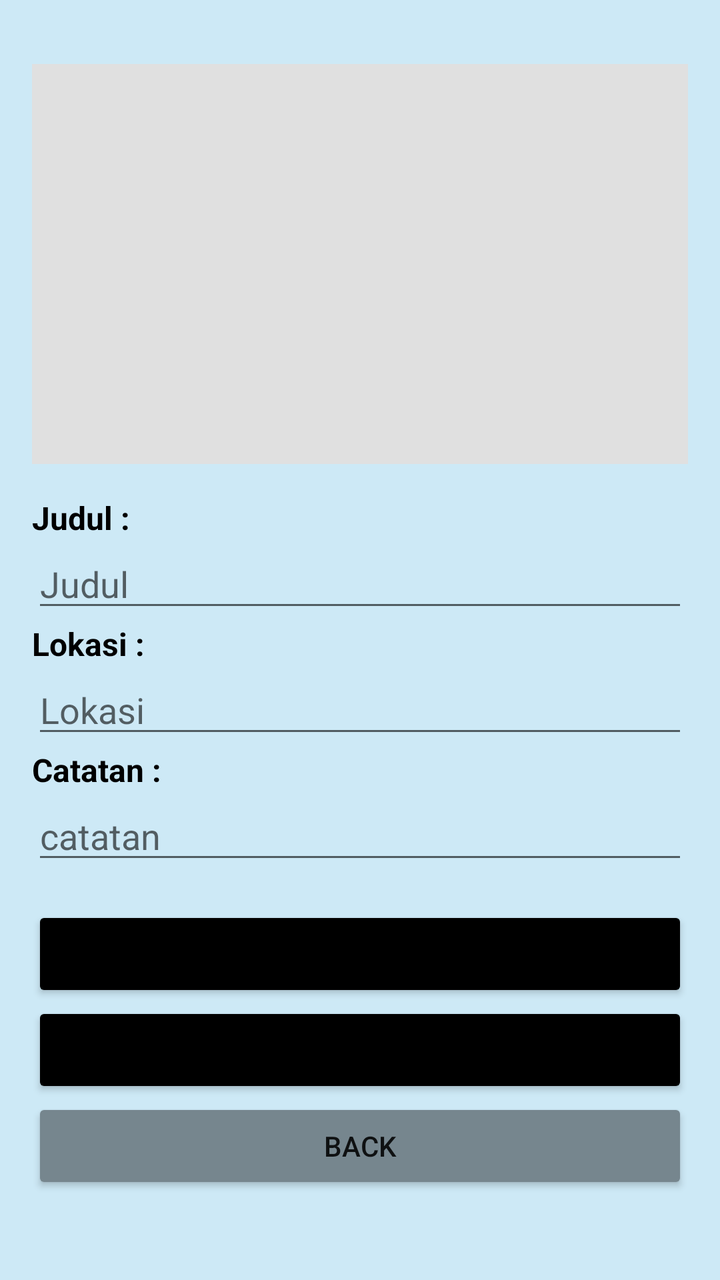
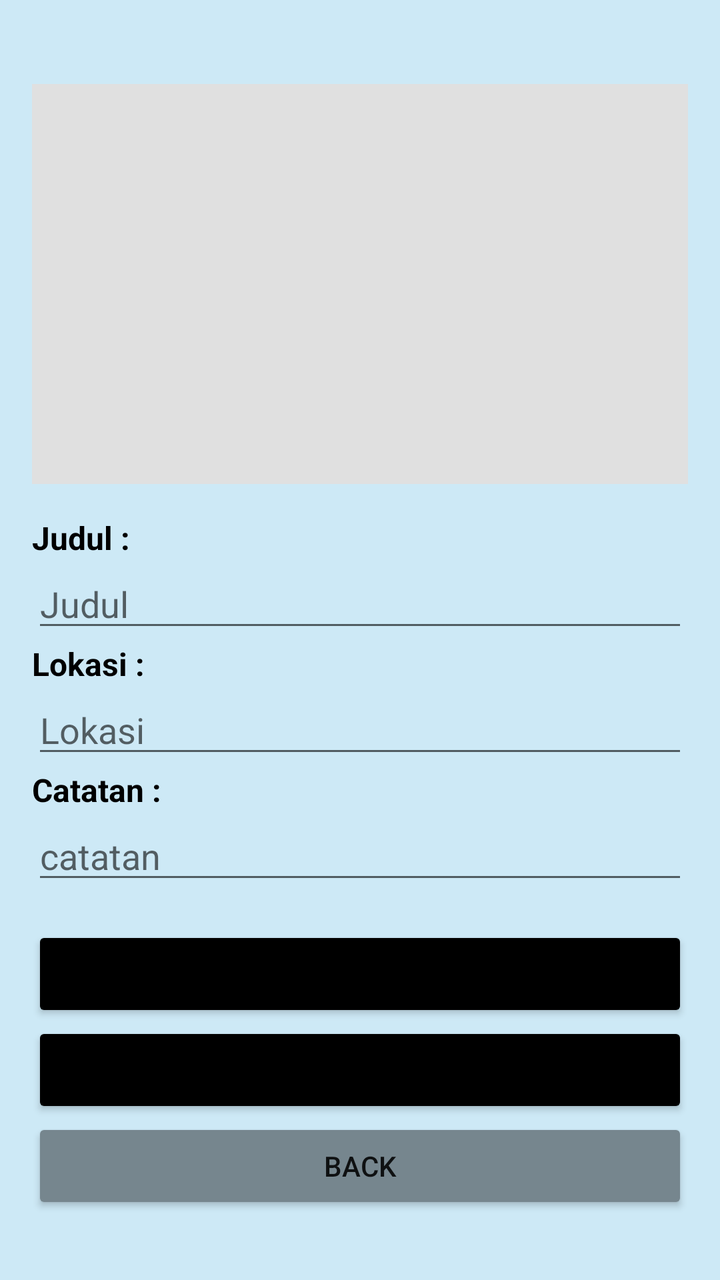

Compare the two renders of this Android layout. The source of the first and the diff that turns it into the second are given below.
<!-- AndroidManifest.xml: application theme Theme.MyMemo -->
<!-- res/layout/activity_add_edit.xml -->
<?xml version="1.0" encoding="utf-8"?>
<LinearLayout xmlns:android="http://schemas.android.com/apk/res/android"
    xmlns:app="http://schemas.android.com/apk/res-auto"
    xmlns:tools="http://schemas.android.com/tools"
    android:id="@+id/main"
    android:layout_width="match_parent"
    android:layout_height="match_parent"
    tools:context=".AddEditActivity"
    android:orientation="vertical"
    android:background="#cde9f6"
    >
    <LinearLayout
        android:layout_width="match_parent"
        android:layout_height="match_parent"
        android:orientation="vertical"
        android:padding="16dp"
        >
        <ImageView
            android:id="@+id/imageView"
            android:layout_width="match_parent"
            android:layout_height="200dp"
            android:layout_marginTop="16dp"
            android:scaleType="centerCrop"
            android:background="#E0E0E0"
            android:layout_marginBottom="16dp"/>
        <TextView
            android:layout_width="wrap_content"
            android:layout_height="wrap_content"
            android:text="Judul :"
            android:textSize="16sp"
            android:textColor="#000000"
            android:textStyle="bold" />
        <EditText
            android:id="@+id/etJudul"
            android:layout_width="match_parent"
            android:layout_height="wrap_content"
            android:hint="Judul" />
        <TextView
            android:layout_width="wrap_content"
            android:layout_height="wrap_content"
            android:text="Lokasi :"
            android:textSize="16sp"
            android:textColor="#000000"
            android:textStyle="bold" />
        <EditText
            android:id="@+id/etLokasi"
            android:layout_width="match_parent"
            android:layout_height="wrap_content"
            android:hint="Lokasi" />





        <TextView
            android:layout_width="wrap_content"
            android:layout_height="wrap_content"
            android:text="Catatan :"
            android:textSize="16sp"
            android:textColor="#000000"
            android:textStyle="bold"
            />
        <EditText
            android:id="@+id/etDescription"
            android:layout_width="match_parent"
            android:layout_height="wrap_content"
            android:hint="catatan" />

        <Button
            android:id="@+id/btnSelectImage"
            android:layout_width="match_parent"
            android:layout_height="wrap_content"
            android:text="Pilih Gambar"
            android:backgroundTint="@color/black"
            android:layout_marginTop="16dp" />
        <Button
            android:id="@+id/btnSave"
            android:layout_width="match_parent"
            android:layout_height="wrap_content"
            android:backgroundTint="@color/black"
            android:text="Save" />
        <Button
            android:layout_width="match_parent"
            android:layout_height="wrap_content"
            android:backgroundTint="#76868e"
            android:text="BACK"
            android:onClick="MainAct"/>




    </LinearLayout>



</LinearLayout>
<!-- resources referenced by this layout -->
<resources>
  <color name="black">#FF000000</color>
  <style name="Theme.MyMemo" parent="Theme.MaterialComponents.DayNight.DarkActionBar">
          
          <item name="colorPrimary">@color/purple_500</item>
          <item name="colorPrimaryVariant">@color/purple_700</item>
          <item name="colorOnPrimary">@color/white</item>
          
          <item name="colorSecondary">@color/teal_200</item>
          <item name="colorSecondaryVariant">@color/teal_700</item>
          <item name="colorOnSecondary">@color/black</item>
          
          <item name="android:statusBarColor">?attr/colorPrimaryVariant</item>
          
      </style>
  <color name="purple_500">#FF6200EE</color>
  <color name="purple_700">#FF3700B3</color>
  <color name="white">#FFFFFFFF</color>
  <color name="teal_200">#FF03DAC5</color>
  <color name="teal_700">#FF018786</color>
</resources>

<!-- the commit's change to res/layout/activity_add_edit.xml (unified diff, before → after) -->
@@ -14,12 +14,12 @@
         android:layout_height="match_parent"
         android:orientation="vertical"
         android:padding="16dp"
-        >
+        >mak
         <ImageView
             android:id="@+id/imageView"
             android:layout_width="match_parent"
             android:layout_height="200dp"
-            android:layout_marginTop="16dp"
+            android:layout_marginTop="26dp"
             android:scaleType="centerCrop"
             android:background="#E0E0E0"
             android:layout_marginBottom="16dp"/>
<!-- resource entries referenced after the edit -->
@@ -1,7 +1,7 @@
 <!-- resources referenced by this layout -->
 <resources>
   <color name="black">#FF000000</color>
-  <style name="Theme.MyMemo" parent="Theme.MaterialComponents.DayNight.DarkActionBar">
+  <style name="Theme.MyMemo" parent="Theme.MaterialComponents.DayNight.NoActionBar">
           
           <item name="colorPrimary">@color/purple_500</item>
           <item name="colorPrimaryVariant">@color/purple_700</item>
